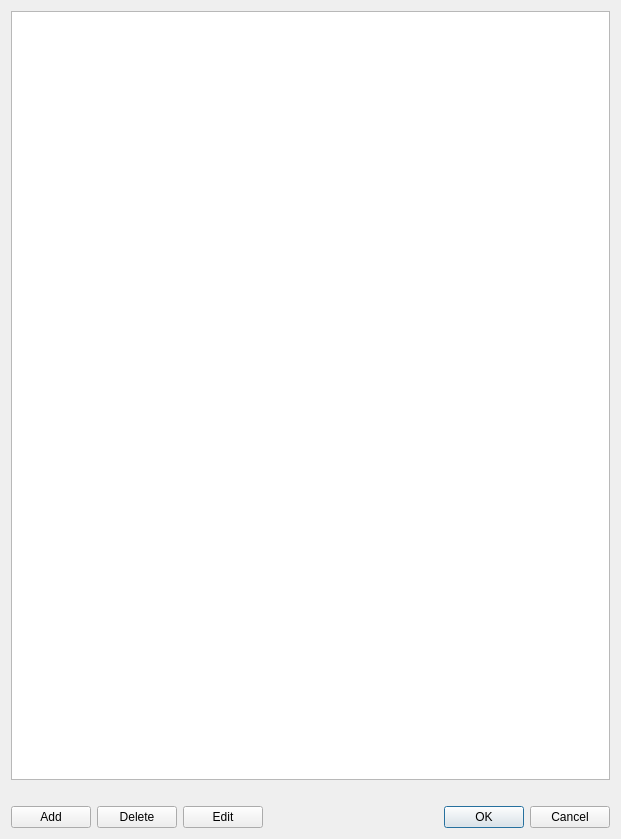
Qt form shvspy/src/dlgmountseditor.ui (syyyr/shvspy) before a commit.
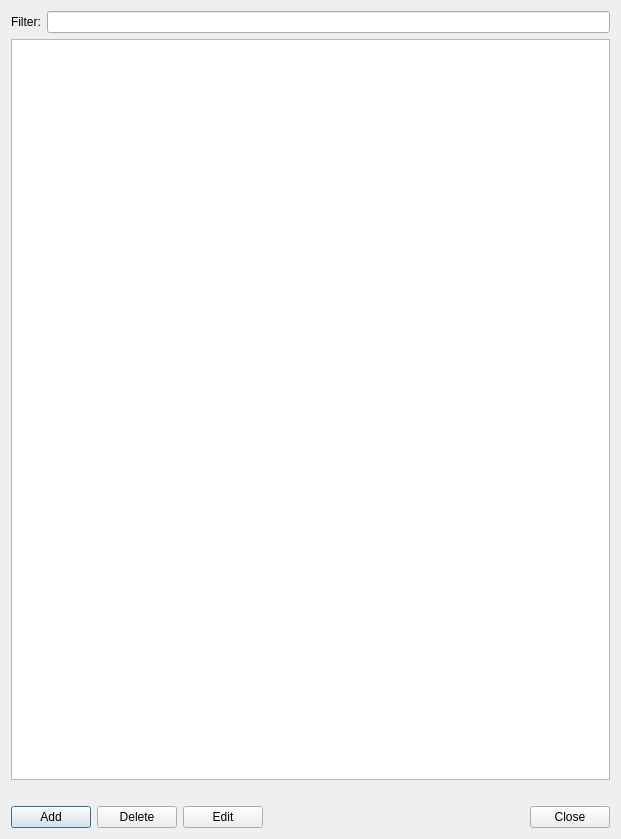
The same form after that commit.

The edit to the form file:
```diff
--- a/shvspy/src/dlgmountseditor.ui
+++ b/shvspy/src/dlgmountseditor.ui
@@ -14,6 +14,20 @@
    <string>Mounts editor dialog</string>
   </property>
   <layout class="QVBoxLayout" name="verticalLayout">
+   <item>
+    <layout class="QHBoxLayout" name="horizontalLayout_2">
+     <item>
+      <widget class="QLabel" name="label">
+       <property name="text">
+        <string>Filter:</string>
+       </property>
+      </widget>
+     </item>
+     <item>
+      <widget class="QLineEdit" name="leFilter"/>
+     </item>
+    </layout>
+   </item>
    <item>
     <widget class="QTableWidget" name="twMounts">
      <property name="alternatingRowColors">
@@ -88,7 +102,7 @@
         <enum>Qt::Horizontal</enum>
        </property>
        <property name="standardButtons">
-        <set>QDialogButtonBox::Cancel|QDialogButtonBox::Ok</set>
+        <set>QDialogButtonBox::Close</set>
        </property>
       </widget>
      </item>
```
Left out of the diff: 3 changed lines with no effect on the pictures.
